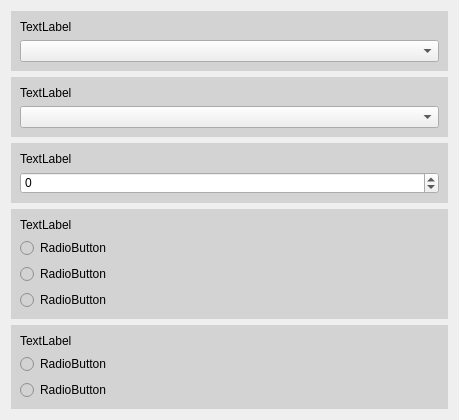
Old version of the form View/frontend/UI/full_lockin_options.ui in the repository FranciscoGauna/Microscopy-Program.
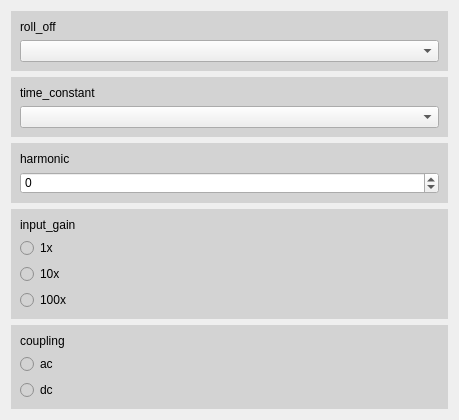
New version of the form.

The edit to the form file:
```diff
--- a/View/frontend/UI/full_lockin_options.ui
+++ b/View/frontend/UI/full_lockin_options.ui
@@ -33,7 +33,7 @@
              <string notr="true"/>
             </property>
             <property name="text">
-             <string>TextLabel</string>
+             <string>roll_off</string>
             </property>
            </widget>
           </item>
@@ -60,7 +60,7 @@
           <item>
            <widget class="QLabel" name="tc_label">
             <property name="text">
-             <string>TextLabel</string>
+             <string>time_constant</string>
             </property>
            </widget>
           </item>
@@ -87,7 +87,7 @@
           <item>
            <widget class="QLabel" name="h_label">
             <property name="text">
-             <string>TextLabel</string>
+             <string>harmonic</string>
             </property>
            </widget>
           </item>
@@ -120,28 +120,28 @@
           <item>
            <widget class="QLabel" name="ig_label">
             <property name="text">
-             <string>TextLabel</string>
+             <string>input_gain</string>
             </property>
            </widget>
           </item>
           <item>
            <widget class="QRadioButton" name="ig_0">
             <property name="text">
-             <string>RadioButton</string>
+             <string>1x</string>
             </property>
            </widget>
           </item>
           <item>
            <widget class="QRadioButton" name="ig_1">
             <property name="text">
-             <string>RadioButton</string>
+             <string>10x</string>
             </property>
            </widget>
           </item>
           <item>
            <widget class="QRadioButton" name="ig_2">
             <property name="text">
-             <string>RadioButton</string>
+             <string>100x</string>
             </property>
            </widget>
           </item>
@@ -161,21 +161,21 @@
           <item>
            <widget class="QLabel" name="coupling_label">
             <property name="text">
-             <string>TextLabel</string>
+             <string>coupling</string>
             </property>
            </widget>
           </item>
           <item>
            <widget class="QRadioButton" name="coupling_0">
             <property name="text">
-             <string>RadioButton</string>
+             <string>ac</string>
             </property>
            </widget>
           </item>
           <item>
            <widget class="QRadioButton" name="coupling_1">
             <property name="text">
-             <string>RadioButton</string>
+             <string>dc</string>
             </property>
            </widget>
           </item>
```
